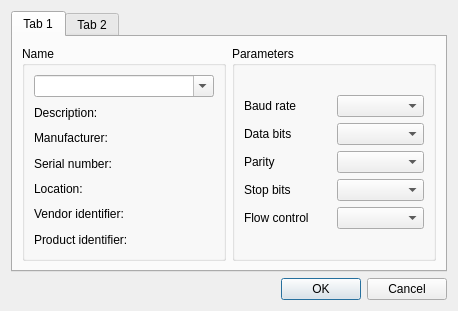
This is src/dialog_connect.ui in TomHyhlik/termik as Qt 5 draws it before an edit. The edited form follows.
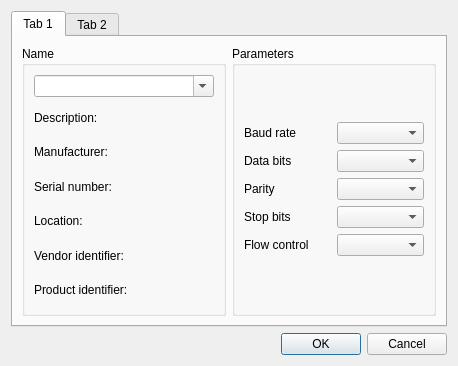
This is the edited form. Icons and pictures are not drawn.

```diff
--- a/src/dialog_connect.ui
+++ b/src/dialog_connect.ui
@@ -7,7 +7,7 @@
     <x>0</x>
     <y>0</y>
     <width>458</width>
-    <height>311</height>
+    <height>366</height>
    </rect>
   </property>
   <property name="windowTitle">
```
Left out of the diff: 8 changed lines with no effect on the pictures.
